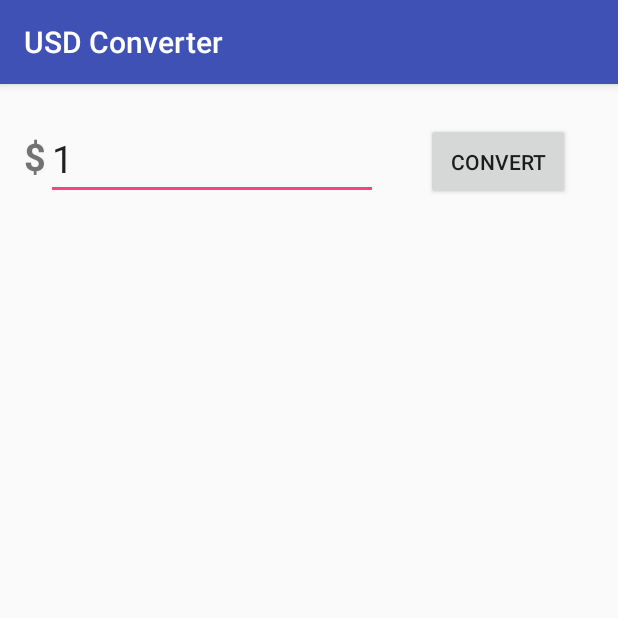
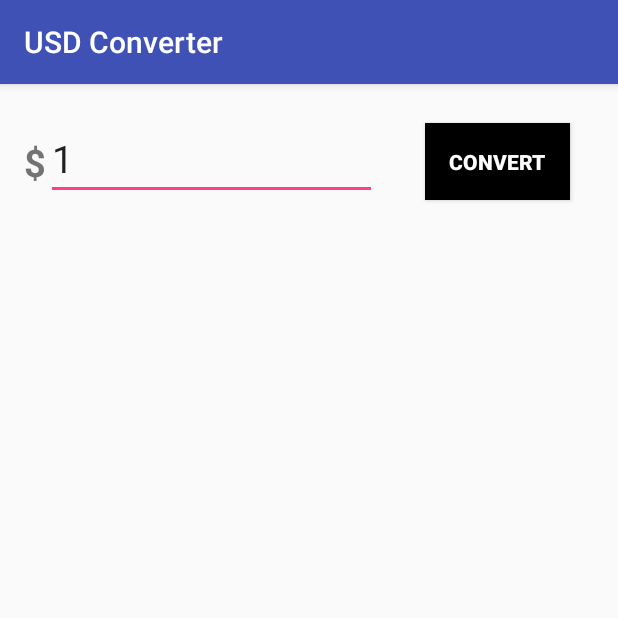
Before and after one commit to rajug/Currency-Converter-For-Huge, an Android app: the screen it shows after launch (MainActivity), on a phone screen of 412 x 824 dp, the top half of it. Run offline under Robolectric (Android 15) with nearby library versions, the phone set to English and light mode, and no system bars; our stand-ins replace data binding; libraries missing offline, so code that uses them is left out: java.lang; 7 statements that could not run were skipped.

Commit message:
Added Huge, Inc. Fonts

```diff
--- a/app/build.gradle
+++ b/app/build.gradle
@@ -5,7 +5,7 @@ android {
     buildToolsVersion "25.0.0"
     defaultConfig {
         applicationId "com.example.rgirimaji.currencyconverter"
-        minSdkVersion 15
+        minSdkVersion 16
         targetSdkVersion 25
         versionCode 1
         versionName "1.0"
--- a/app/src/main/AndroidManifest.xml
+++ b/app/src/main/AndroidManifest.xml
@@ -12,7 +12,6 @@
         <activity android:name=".MainActivity" android:screenOrientation="portrait" android:configChanges="orientation" >
             <intent-filter>
                 <action android:name="android.intent.action.MAIN" />
-
                 <category android:name="android.intent.category.LAUNCHER" />
             </intent-filter>
         </activity>
--- a/app/src/main/java/com/example/rgirimaji/currencyconverter/CurrencyConverterModel.java
+++ b/app/src/main/java/com/example/rgirimaji/currencyconverter/CurrencyConverterModel.java
@@ -11,7 +11,7 @@ import com.example.rgirimaji.mvp.IModel;
 public class CurrencyConverterModel implements IModel
 {
   public final ObservableField<String> usd = new ObservableField<>("1");
-  public final ObservableField<Integer> lastUsd = new ObservableField<>();
+  public final ObservableField<Long> lastUsd = new ObservableField<>();
   public final ObservableField<String> gbp = new ObservableField<>();
   public final ObservableField<String> jpy = new ObservableField<>();
   public final ObservableField<String> brl = new ObservableField<>();
--- a/app/src/main/java/com/example/rgirimaji/currencyconverter/CurrencyConverterPresenter.java
+++ b/app/src/main/java/com/example/rgirimaji/currencyconverter/CurrencyConverterPresenter.java
@@ -57,9 +57,9 @@ public class CurrencyConverterPresenter implements CurrencyConverter.Presenter,
   @Override
   public void onDataAvailable(ResultsModel resultsModel)
   {
-    _model.lastUsd.set(Integer.valueOf(_model.usd.get()));
+    _model.lastUsd.set(Long.valueOf(_model.usd.get()));
     _model.showResults.set(true);
-    _model.lastDate.set(resultsModel.getDate() + " " + new SimpleDateFormat("hh:mm:ss a").format(Calendar.getInstance().getTime()));
+    _model.lastDate.set(resultsModel.getDate() + " - " + new SimpleDateFormat("hh:mm:ss a").format(Calendar.getInstance().getTime()));
     setRate(resultsModel, "GBP", _model.gbp, R.string.gbp_value);
     setRate(resultsModel, "JPY", _model.jpy, R.string.jpy_value);
     setRate(resultsModel, "BRL", _model.brl, R.string.brl_value);
@@ -86,7 +86,7 @@ public class CurrencyConverterPresenter implements CurrencyConverter.Presenter,
     }
     else
     {
-      _model.usd.set(String.valueOf(Integer.valueOf(_model.usd.get())));
+      _model.usd.set(String.valueOf(Long.valueOf(_model.usd.get())));
       _view.hideKB();
       getRates(_view.showSpinner());
     }
--- a/app/src/main/res/layout/currency_conversion.xml
+++ b/app/src/main/res/layout/currency_conversion.xml
@@ -1,5 +1,6 @@
 <?xml version="1.0" encoding="utf-8"?>
 <layout         xmlns:android="http://schemas.android.com/apk/res/android"
+                xmlns:app="http://schemas.android.com/apk/res-auto"
                 xmlns:tools="http://schemas.android.com/tools">
     <data>
         <import type="android.view.View" />
@@ -26,8 +27,10 @@
             android:layout_alignParentLeft="true"
             android:layout_alignBottom="@+id/usd"
             android:textSize="@dimen/dollar_size"
-            android:paddingBottom="@dimen/small_padding"
+            android:paddingBottom="@dimen/xsmall_padding"
             android:textStyle="bold"
+            app:font="@{`huge_agb_v5.ttf`}"
+
             android:layout_height="wrap_content"/>
         <EditText
             android:id="@+id/usd"
@@ -39,6 +42,8 @@
             android:paddingTop="@dimen/medium_padding"
             android:layout_toRightOf="@+id/dollar"
             android:textSize="@dimen/dollar_size"
+            android:maxLength="10"
+            android:hint="@string/enter_an_usd_amount"
             android:layout_height="wrap_content"/>
 
         <Button
@@ -50,6 +55,10 @@
             android:layout_alignBottom="@id/usd"
             android:layout_width="wrap_content"
             android:text="@string/convert"
+            android:background="@color/black"
+            android:textColor="@color/white"
+            android:textStyle="bold"
+            app:font="@{`huge_agb_v5.ttf`}"
             android:onClick="@{eventHandler::onConvertClicked}"
             android:layout_height="wrap_content"/>
 
@@ -58,7 +67,7 @@
             android:layout_below="@id/btn"
             android:layout_width="match_parent"
             android:layout_height="wrap_content"
-            android:background="@android:color/holo_orange_light"
+            android:background="@color/hugeMagenta"
             android:padding="@dimen/medium_padding"
             android:visibility="@{model.showResults != null ? View.VISIBLE: View.GONE}"
             android:orientation="vertical">
@@ -68,34 +77,42 @@
                 android:gravity="center"
                 android:layout_width="match_parent"
                 tools:text="USD"
+                android:textColor="@color/white"
                 android:textSize="@dimen/dollar_size"
+                android:textStyle="bold"
+                app:font="@{`huge_agb_v5.ttf`}"
                 android:text="@{ @string/usd_value(model.lastUsd)}"
                 android:layout_height="wrap_content"/>
             <TextView
                 android:id="@+id/date"
                 android:gravity="center"
+                android:textColor="@color/white"
                 android:layout_width="match_parent"
                 tools:text="2016-12-02 8:01"
                 android:textSize="@dimen/date_size"
                 android:textStyle="bold"
                 android:text="@{model.lastDate}"
+                app:font="@{`huge_agb_v5.ttf`}"
                 android:layout_height="wrap_content"/>
 
             <TextView
                 android:id="@+id/gbp"
                 android:text="@{model.gbp}"
                 tools:text="GBP"
+                app:font="@{`Copernicus-Book.otf`}"
                 style="@style/result_currency_value"/>
 
             <TextView
                 android:id="@+id/jpy"
                 android:text="@{model.jpy}"
                 style="@style/result_currency_value"
+                app:font="@{`Copernicus-Book.otf`}"
                 tools:text="JPY"/>
 
             <TextView
                 android:id="@+id/brl"
                 android:text="@{model.brl}"
+                app:font="@{`Copernicus-Book.otf`}"
                 tools:text="BRL"
                 style="@style/result_currency_value"/>
         </LinearLayout>
--- a/app/src/main/res/values/colors.xml
+++ b/app/src/main/res/values/colors.xml
@@ -3,4 +3,8 @@
     <color name="colorPrimary">#3F51B5</color>
     <color name="colorPrimaryDark">#303F9F</color>
     <color name="colorAccent">#FF4081</color>
+    <color name="hugeMagenta">#ec008c</color>
+    <color name="hugeGrey">#808080</color>
+    <color name="white">#FFFFFF</color>
+    <color name="black">#000000</color>
 </resources>
--- a/app/src/main/res/values/dimens.xml
+++ b/app/src/main/res/values/dimens.xml
@@ -3,7 +3,7 @@
     <dimen name="activity_horizontal_margin">16dp</dimen>
     <dimen name="activity_vertical_margin">16dp</dimen>
 
-    <dimen name="xsmall_padding">6dp</dimen>
+    <dimen name="xsmall_padding">8dp</dimen>
     <dimen name="small_padding">12dp</dimen>
     <dimen name="medium_padding">16dp</dimen>
     <dimen name="xxlarge">56dp</dimen>
--- a/app/src/main/res/values/strings.xml
+++ b/app/src/main/res/values/strings.xml
@@ -5,8 +5,9 @@
     <string name="validation_error">Please enter a valid USD amount to convert</string>
     <string name="network_error">Error getting rates. Please check your network connection and try again.</string>
     <string name="dollar">$</string>
-    <string name="gbp_value" formatted="false">\u00A3%.2f GBP (@%s)</string>
-    <string name="jpy_value" formatted="false">\u00A5%.2f JPY (@%s)</string>
-    <string name="brl_value" formatted="false">R\u0024%.2f BRL (@%s)</string>
+    <string name="gbp_value" formatted="false">\u00A3%.2f GBP\u2008\u2008(@%s)</string>
+    <string name="jpy_value" formatted="false">\u00A5%.2f JPY\u2008\u2008(@%s)</string>
+    <string name="brl_value" formatted="false">R\u0024%.2f BRL\u2008\u2008(@%s)</string>
     <string name="usd_value">\u0024%s USD</string>
+    <string name="enter_an_usd_amount">Enter an USD Amount</string>
 </resources>
```
Also changed, not shown: app/src/main/java/com/example/rgirimaji/currencyconverter/AppAdapters.java (added, +46 -0 lines), app/src/main/res/values/styles.xml (+12 -3 lines), app/src/main/assets/fonts/Copernicus-Book.otf (added), app/src/main/assets/fonts/Copernicus-BookItalic.otf (added), app/src/main/assets/fonts/huge_agb_v5.ttf (added).
